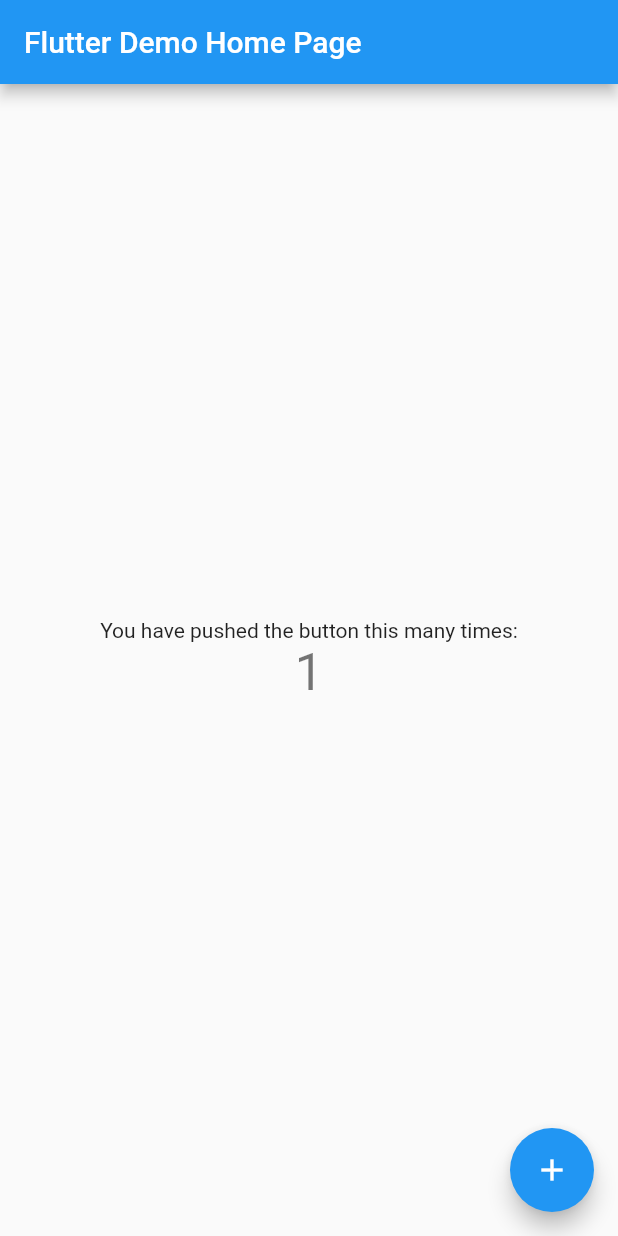
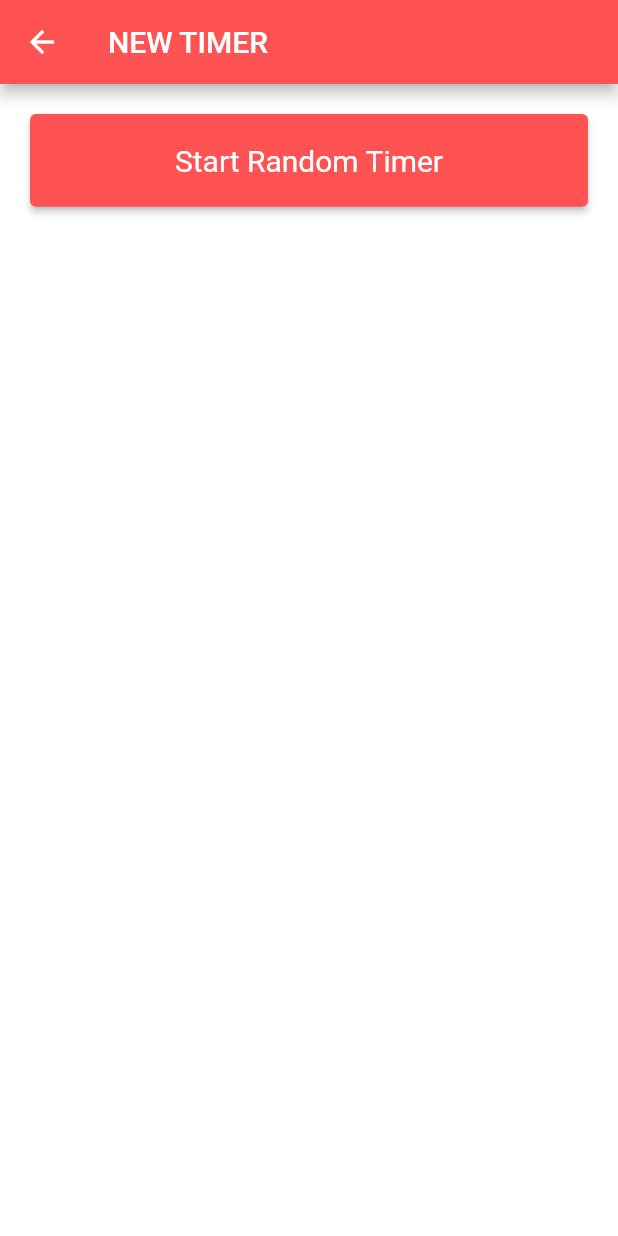
Before and after one commit to AlaaGitHub2020/timer_test_project, a Flutter app: the screen it shows after launch, after a tap on the "add" icon, on a phone screen of 412 x 824 dp. Run offline on Flutter 3.47's test engine with Material 2 defaults, Android fonts, the phone set to English and light mode, and no system bars.

Commit message:
finish the task

```diff
--- /dev/null
+++ b/lib/domain/core/utilities/app_theme.dart
@@ -0,0 +1,43 @@
+import 'package:flutter/material.dart';
+import 'package:timer_test_project/domain/core/utilities/colors.dart';
+
+class AppTheme {
+  const AppTheme._();
+
+  static final _lightTheme = ThemeData.light().copyWith(
+    primaryColor: AppColors.redColor2,
+    colorScheme: ColorScheme.fromSwatch().copyWith(
+      secondary: AppColors.redColor1,
+    ),
+    brightness: Brightness.light,
+    backgroundColor: AppColors.whiteColor1,
+    scaffoldBackgroundColor: AppColors.whiteColor1,
+    visualDensity: VisualDensity.adaptivePlatformDensity,
+    errorColor: AppColors.redColor1,
+    appBarTheme: const AppBarTheme(
+      backgroundColor: AppColors.redColor2,
+      centerTitle: false,
+    ),
+    textTheme: TextTheme(
+      headline1: TextStyle(
+        color: AppColors.blackColor1,
+        fontWeight: FontWeight.w700,
+        fontSize: 24,
+      ),
+      headline2: TextStyle(
+        color: AppColors.blackColor1,
+        fontWeight: FontWeight.w400,
+        fontSize: 18,
+      ),
+      headline3: TextStyle(
+        color: AppColors.whiteColor1,
+        fontWeight: FontWeight.w400,
+        fontSize: 20,
+      ),
+    ),
+  );
+
+  static ThemeData light() {
+    return _lightTheme;
+  }
+}
--- /dev/null
+++ b/lib/domain/core/utilities/colors.dart
@@ -0,0 +1,16 @@
+import 'package:flutter/material.dart';
+import 'package:timer_test_project/domain/core/utilities/hex_colors.dart';
+
+///the app colors here
+class AppColors {
+  ///Colors For Both dark & Light named by colors related
+  ///black Colors
+  static final HexColor blackColor1 = HexColor("#000000");
+
+  ///white Colors
+  static final HexColor whiteColor1 = HexColor("#FFFFFF");
+
+  ///red color
+  static const MaterialColor redColor1 = Colors.red;
+  static const MaterialAccentColor redColor2 = Colors.redAccent;
+}
--- /dev/null
+++ b/lib/domain/core/utilities/hex_colors.dart
@@ -0,0 +1,13 @@
+import 'package:flutter/material.dart';
+
+class HexColor extends Color {
+  HexColor(final String hexColor) : super(_getColorFromHex(hexColor));
+
+  static int _getColorFromHex(String hexColor) {
+    hexColor = hexColor.toUpperCase().replaceAll('#', '');
+    if (hexColor.length == 6) {
+      hexColor = 'FF$hexColor';
+    }
+    return int.parse(hexColor, radix: 16);
+  }
+}
--- /dev/null
+++ b/lib/domain/core/utilities/strings.dart
@@ -0,0 +1,25 @@
+class Strings {
+  static const String appTitle = "Timer";
+
+  ///Patterns (Pattern Start with p)
+  static const String pExample = "(?=.*[A-Z])";
+
+  ///Hero Tags (Pattern Start with t)
+  static const String tExample = "ExampleTag";
+
+  ///Assets PNG
+  ///Icons (Pattern Start with ic)
+  static const String icExample = "assets/icons/ic_example.png";
+
+  ///Images (Pattern Start with im)
+  static const String imExample = "assets/images/im_example.png";
+
+  ///Constants Texts (Pattern Start with c)
+  static const String cExample = "Example";
+  static const String cTimerListTitle = "TIMERS LIST";
+  static const String cNewTimer = "NEW TIMER";
+  static const String cStartRandomTimer = "Start Random Timer";
+  static const String cSecond = "sec";
+  static const String cTotal = "TOTAL : ";
+  static const String cAddNewTimer = "Add New Timer";
+}
--- a/lib/main.dart
+++ b/lib/main.dart
@@ -1,65 +1,6 @@
 import 'package:flutter/material.dart';
+import 'package:timer_test_project/presentation/core/app_widget.dart';
 
 void main() {
-  runApp(const MyApp());
+  runApp(const AppWidget());
 }
-
-class MyApp extends StatelessWidget {
-  const MyApp({Key? key}) : super(key: key);
-  @override
-  Widget build(BuildContext context) {
-    return MaterialApp(
-      title: 'Flutter Demo',
-      theme: ThemeData(
-        primarySwatch: Colors.blue,
-      ),
-      home: const MyHomePage(title: 'Flutter Demo Home Page'),
-    );
-  }
-}
-
-class MyHomePage extends StatefulWidget {
-  const MyHomePage({Key? key, required this.title}) : super(key: key);
-  final String title;
-
-  @override
-  State<MyHomePage> createState() => _MyHomePageState();
-}
-
-class _MyHomePageState extends State<MyHomePage> {
-  int _counter = 0;
-
-  void _incrementCounter() {
-    setState(() {
-      _counter++;
-    });
-  }
-
-  @override
-  Widget build(BuildContext context) {
-    return Scaffold(
-      appBar: AppBar(
-        title: Text(widget.title),
-      ),
-      body: Center(
-        child: Column(
-          mainAxisAlignment: MainAxisAlignment.center,
-          children: <Widget>[
-            const Text(
-              'You have pushed the button this many times:',
-            ),
-            Text(
-              '$_counter',
-              style: Theme.of(context).textTheme.headline4,
-            ),
-          ],
-        ),
-      ),
-      floatingActionButton: FloatingActionButton(
-        onPressed: _incrementCounter,
-        tooltip: 'Increment',
-        child: const Icon(Icons.add),
-      ),
-    );
-  }
-}
--- /dev/null
+++ b/lib/presentation/core/app_widget.dart
@@ -0,0 +1,18 @@
+import 'package:flutter/material.dart';
+import 'package:timer_test_project/domain/core/utilities/app_theme.dart';
+import 'package:timer_test_project/domain/core/utilities/strings.dart';
+import 'package:timer_test_project/presentation/timer_list/timer_list.dart';
+
+class AppWidget extends StatelessWidget {
+  const AppWidget({Key? key}) : super(key: key);
+
+  @override
+  Widget build(BuildContext context) {
+    return MaterialApp(
+      title: Strings.appTitle,
+      debugShowCheckedModeBanner: false,
+      theme: AppTheme.light(),
+      home: const TimerList(title: Strings.cTimerListTitle),
+    );
+  }
+}
--- /dev/null
+++ b/lib/presentation/new_timer/new_timer.dart
@@ -0,0 +1,85 @@
+import 'dart:developer' as logger;
+import 'dart:math';
+
+import 'package:flutter/material.dart';
+import 'package:timer_test_project/domain/core/utilities/colors.dart';
+import 'package:timer_test_project/domain/core/utilities/strings.dart';
+
+class NewTimer extends StatefulWidget {
+  const NewTimer({Key? key}) : super(key: key);
+
+  @override
+  State<NewTimer> createState() => _NewTimerState();
+}
+
+class _NewTimerState extends State<NewTimer> {
+  int _randomNumber = 10;
+
+  void randomNumber() {
+    logger.log("randomNumber: Started");
+
+    var random = Random();
+
+    int min = 1;
+
+    int max = 60;
+
+    int newRandomNumber = min + random.nextInt(max - min);
+
+    setState(() {
+      _randomNumber = newRandomNumber;
+    });
+    logger.log("_randomNumber:$_randomNumber");
+  }
+
+  onPressedStartRandomTimer() {
+    logger.log("onPressedStartRandomTimer Started");
+    randomNumber();
+    Navigator.pop(
+      context,
+      _randomNumber,
+    );
+  }
+
+  @override
+  Widget build(BuildContext context) {
+    return Scaffold(
+      appBar: buildAppBar(),
+      body: buildNewTimerBody(context),
+    );
+  }
+
+  Container buildNewTimerBody(BuildContext context) {
+    return Container(
+      width: MediaQuery.of(context).size.width,
+      padding: const EdgeInsets.all(20),
+      child: SizedBox(
+        width: MediaQuery.of(context).size.width,
+        height: MediaQuery.of(context).size.width * 0.15,
+        child: ElevatedButton(
+          style: buildButtonStyle(),
+          onPressed: onPressedStartRandomTimer,
+          child: buildStartRandomTimerText(context),
+        ),
+      ),
+    );
+  }
+
+  AppBar buildAppBar() {
+    return AppBar(
+      title: const Text(Strings.cNewTimer),
+    );
+  }
+
+  ButtonStyle buildButtonStyle() {
+    return ButtonStyle(
+        backgroundColor: MaterialStateProperty.all(AppColors.redColor2));
+  }
+
+  Text buildStartRandomTimerText(BuildContext context) {
+    return Text(
+      Strings.cStartRandomTimer,
+      style: Theme.of(context).textTheme.headline3,
+    );
+  }
+}
--- /dev/null
+++ b/lib/presentation/timer_list/timer_list.dart
@@ -0,0 +1,161 @@
+import 'dart:async';
+import 'dart:developer';
+
+import 'package:flutter/material.dart';
+import 'package:timer_test_project/domain/core/utilities/strings.dart';
+import 'package:timer_test_project/domain/timer/timer.dart';
+import 'package:timer_test_project/presentation/new_timer/new_timer.dart';
+import 'package:timer_test_project/presentation/timer_list/widget/timer_list_item.dart';
+
+class TimerList extends StatefulWidget {
+  const TimerList({Key? key, required this.title}) : super(key: key);
+  final String title;
+
+  @override
+  State<TimerList> createState() => _TimerListState();
+}
+
+class _TimerListState extends State<TimerList> {
+  List<TimerModel> timerList = [];
+  late int randomTimerValue;
+
+  Future<int> getTheRandomValue() async {
+    log("getTheRandomValue Started");
+    return await Navigator.push(
+      context,
+      MaterialPageRoute(builder: (context) => const NewTimer()),
+    );
+  }
+
+  addToTheTimerListNewValue(int timerValue, String name) {
+    timerList.add(TimerModel(
+      timerName: name,
+      timerValue: timerValue.toString(),
+      timerStatus: timerList.length < 4 ? "running" : "paused",
+      finished: timerValue == 0 ? true : false,
+    ));
+  }
+
+  updateTheList(int index) {
+    log("updateTheList Started");
+    Timer.periodic(const Duration(seconds: 1), (Timer timer) {
+      if (int.parse(timerList[index].timerValue) == 0) {
+        timerList.removeWhere((item) => int.parse(item.timerValue) == 0);
+      } else {
+        setState(
+          () {
+            (int.parse(timerList[index].timerValue) > 0)
+                ? timerList[index].timerValue =
+                    (int.parse(timerList[index].timerValue) - 1).toString()
+                : (int.parse(timerList[index].timerValue) == 0)
+                    ? {
+                        timerList[index].finished = true,
+                      }
+                    : {};
+          },
+        );
+      }
+    });
+  }
+
+  void _addNewTimer() async {
+    log("_incrementCounter Started");
+    /**1**/
+
+    randomTimerValue =
+        await getTheRandomValue().whenComplete(() => setState(() {}));
+    log("received new randomTimerValue : $randomTimerValue");
+
+    /**2**/
+    addToTheTimerListNewValue(randomTimerValue, timerList.length.toString());
+
+    /**3**/
+    log("timerList.length:${timerList.length}");
+    if (timerList.isNotEmpty) updateTheList(timerList.length - 1);
+  }
+
+  @override
+  Widget build(BuildContext context) {
+    return Scaffold(
+      appBar: buildAppBar(),
+      body: buildBody(context),
+      floatingActionButton: buildAddNewTimerBtn(),
+    );
+  }
+
+  Container buildBody(BuildContext context) {
+    return Container(
+      height: MediaQuery.of(context).size.height,
+      padding: const EdgeInsets.all(20),
+      child: Column(
+        mainAxisAlignment: MainAxisAlignment.center,
+        children: <Widget>[
+          buildTimerList(context),
+          const Spacer(),
+          buildTotal(context),
+          buildSizedBox(),
+        ],
+      ),
+    );
+  }
+
+  SizedBox buildTimerList(BuildContext context) {
+    return SizedBox(
+      height: MediaQuery.of(context).size.height * 0.75,
+      child: ListView.builder(
+          padding: EdgeInsets.zero,
+          primary: true,
+          physics: const BouncingScrollPhysics(),
+          shrinkWrap: true,
+          itemCount: timerList.length,
+          itemBuilder: (BuildContext context, int index) {
+            return (timerList[index].finished)
+                ? Container()
+                : TimerListItem(
+                    timerItemIndex: timerList[index].timerName,
+                    timerItemValue: timerList[index].timerStatus == "running"
+                        ? timerList[index].timerValue
+                        : timerList[index].timerStatus,
+                    runningTimer: timerList[index].timerStatus == "running"
+                        ? true
+                        : false,
+                  );
+          }),
+    );
+  }
+
+  FloatingActionButton buildAddNewTimerBtn() {
+    return FloatingActionButton(
+      onPressed: _addNewTimer,
+      tooltip: Strings.cAddNewTimer,
+      child: const Icon(Icons.add),
+    );
+  }
+
+  SizedBox buildSizedBox() {
+    return const SizedBox(
+      height: 10,
+    );
+  }
+
+  Row buildTotal(BuildContext context) {
+    return Row(
+      children: [
+        Text(
+          Strings.cTotal,
+          style: Theme.of(context).textTheme.headline2,
+        ),
+        Text(
+          '${timerList.length}',
+          style: Theme.of(context).textTheme.headline2,
+        ),
+      ],
+    );
+  }
+
+  AppBar buildAppBar() {
+    return AppBar(
+      title: Text(widget.title),
+    );
+  }
+}
```
Also changed, not shown: lib/domain/timer/timer.dart (added, +13 -0 lines), lib/presentation/timer_list/widget/timer_list_item.dart (added, +50 -0 lines), 1 other file.
